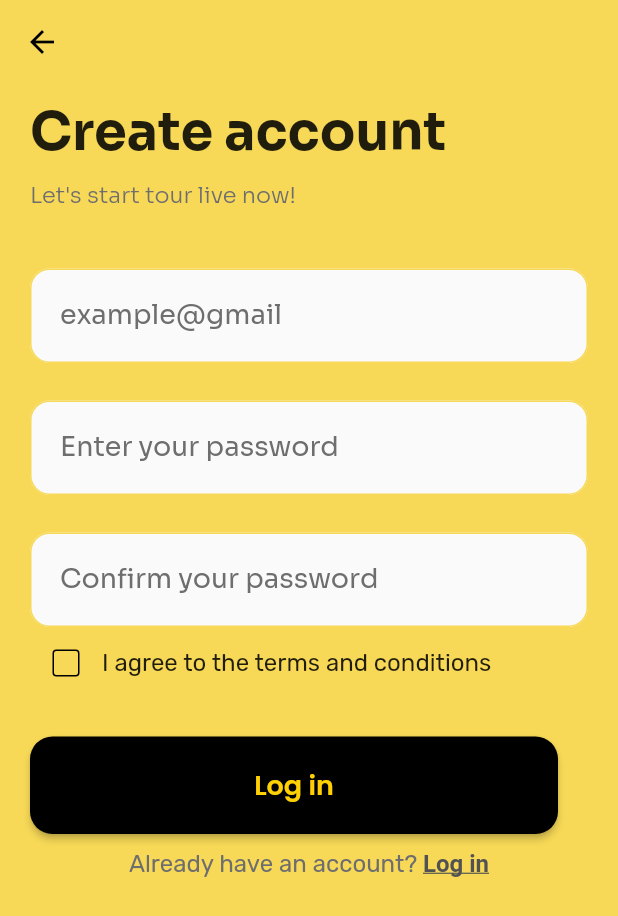
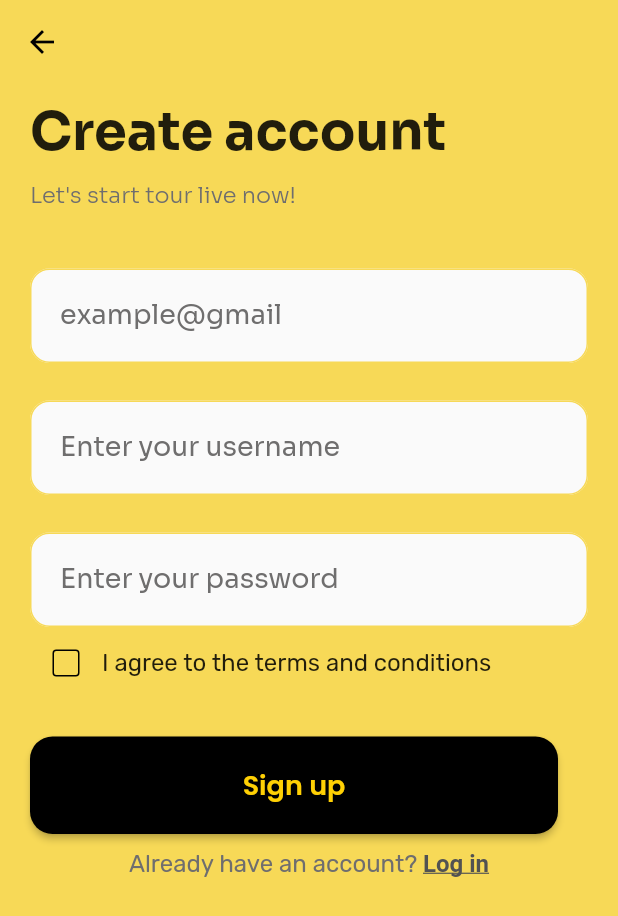
Before and after one commit to TranBaoDev/StreamingAppFlutter, a Flutter app: the screen it shows after launch, after a tap on "Sign up", on a phone screen of 412 x 824 dp. Shown: the top 916 px of the screen. Run offline on Flutter 3.47's test engine with Material 2 defaults, Android fonts, the phone set to English and light mode, and no system bars; our stand-ins replace cloud_firestore, firebase_auth, firebase_core, google_fonts; accounts and stored records are empty; network calls fail.

Commit message:
auth_methods & auth_provider

```diff
--- a/lib/main.dart
+++ b/lib/main.dart
@@ -1,11 +1,29 @@
+import 'package:firebase_core/firebase_core.dart';
+import 'firebase_options.dart';
 import 'package:flutter/material.dart';
+import 'package:flutter_streaming_app/screens/home_screen.dart';
 import 'package:flutter_streaming_app/screens/login_screen.dart';
 import 'package:flutter_streaming_app/screens/onboarding_screen.dart';
 import 'package:flutter_streaming_app/screens/signup_screen.dart';
+import 'package:flutter_streaming_app/services/auth/auth_provider.dart';
 import 'package:flutter_streaming_app/utils/colors.dart';
+import 'package:provider/provider.dart';
 
-void main() {
-  runApp(const MyApp());
+void main() async {
+  WidgetsFlutterBinding.ensureInitialized();
+  await Firebase.initializeApp(
+    options: DefaultFirebaseOptions.currentPlatform,
+  );
+  runApp(
+    MultiProvider(
+      providers: [
+        ChangeNotifierProvider(
+          create: (_) => UserProvider(),
+        ),
+      ],
+      child: const MyApp(),
+    ),
+  );
 }
 
 class MyApp extends StatelessWidget {
@@ -33,8 +51,9 @@ class MyApp extends StatelessWidget {
       ),
       routes: {
         OnBoardingScreen.routeName: (context) => const OnBoardingScreen(),
-        LoginScreen.routeName:(context) => const LoginScreen(),
-        SignUpScreen.routeName:(context) => const SignUpScreen(),
+        LoginScreen.routeName: (context) => const LoginScreen(),
+        SignUpScreen.routeName: (context) => const SignUpScreen(),
+        HomeScreen.routeName: (context) => const HomeScreen(),
       },
       home: const OnBoardingScreen(),
     );
--- a/lib/screens/signup_screen.dart
+++ b/lib/screens/signup_screen.dart
@@ -1,6 +1,8 @@
 import 'package:flutter/gestures.dart';
 import 'package:flutter/material.dart';
+import 'package:flutter_streaming_app/screens/home_screen.dart';
 import 'package:flutter_streaming_app/screens/login_screen.dart';
+import 'package:flutter_streaming_app/services/auth/auth_methods.dart';
 import 'package:flutter_streaming_app/utils/colors.dart';
 import 'package:flutter_streaming_app/widgets/custom_button.dart';
 import 'package:flutter_streaming_app/widgets/custom_textfield.dart';
@@ -17,6 +19,20 @@ class SignUpScreen extends StatefulWidget {
 class _SignUpScreenState extends State<SignUpScreen> {
   final TextEditingController _emailController = TextEditingController();
   final TextEditingController _passwordController = TextEditingController();
+  final TextEditingController _usernameController = TextEditingController();
+  final AuthMethods _authMethods = AuthMethods();
+
+  void signUpUser() async{
+    bool res = await _authMethods.signUpUser(
+      context,
+      _emailController.text,
+      _usernameController.text,
+      _passwordController.text,
+    );
+    if(res){
+      Navigator.pushNamed(context, HomeScreen.routeName);
+    }
+  }
 
   bool? isChecked = false;
   @override
@@ -69,16 +85,16 @@ class _SignUpScreenState extends State<SignUpScreen> {
                   ),
                   //Password Text field
                   MyTextField(
-                    hintText: 'Enter your password',
-                    obscureText: true,
-                    controller: _passwordController,
+                    hintText: 'Enter your username',
+                    obscureText: false,
+                    controller: _usernameController,
                   ),
                   const SizedBox(
                     height: 25,
                   ),
                   //Password Text field
                   MyTextField(
-                    hintText: 'Confirm your password',
+                    hintText: 'Enter your password',
                     obscureText: true,
                     controller: _passwordController,
                   ),
@@ -119,7 +135,7 @@ class _SignUpScreenState extends State<SignUpScreen> {
                   ),
                   Padding(
                     padding: const EdgeInsets.only(top: 25.0, bottom: 10.0),
-                    child: CustomButton(onTap: () {}, text: "Log in"),
+                    child: CustomButton(onTap: signUpUser, text: "Sign up"),
                   ),
                   Row(
                     mainAxisAlignment: MainAxisAlignment.center,
--- /dev/null
+++ b/lib/services/auth/auth_provider.dart
@@ -0,0 +1,17 @@
+import 'package:flutter/material.dart';
+import 'package:flutter_streaming_app/services/models/user.dart';
+
+class UserProvider extends ChangeNotifier {
+  User _user = User(
+    uid: '',
+    username: '',
+    email: '',
+  );
+
+  User get user => _user;
+
+  setUser(User user) {
+    _user = user;
+    notifyListeners();
+  }
+}
--- /dev/null
+++ b/lib/services/models/user.dart
@@ -0,0 +1,29 @@
+import 'dart:convert';
+
+class User {
+  final String uid;
+  final String username;
+  final String email;
+
+
+  User({
+    required this.uid,
+    required this.username,
+    required this.email,
+  });
+  Map<String, dynamic> toMap() {
+    return {
+      'uid': uid,
+      'username': username,
+      'email': email,
+    };
+  }
+
+  factory User.fromMap(Map<String, dynamic> map) {
+    return User(
+      email: map['email'] ?? '',
+      uid: map['uid'] ??'',
+      username: map['username'] ?? '',
+    );
+  }
+}
--- a/pubspec.yaml
+++ b/pubspec.yaml
@@ -42,6 +42,8 @@ dependencies:
   firebase_storage: ^11.5.2
   cloud_firestore: ^4.13.2
   agora_rtm: ^1.5.9
+  provider: ^6.1.1
+
 
 dev_dependencies:
   flutter_test:
@@ -67,7 +69,8 @@ flutter:
 
   # To add assets to your application, add an assets section, like this:
   assets:
-    - assets/img/
+      - assets/img/
+      - assets/icons/
   #   - assets/images/a_dot_ham.jpeg
 
   # An image asset can refer to one or more resolution-specific "variants", see
```
Also changed, not shown: lib/screens/home_screen.dart (added, +16 -0 lines), lib/services/auth/auth_methods.dart (+31 -4 lines), lib/utils/imgs.dart (deleted, +0 -7 lines), lib/utils/utils.dart (added, +9 -0 lines), pubspec.lock, 2 other files.
